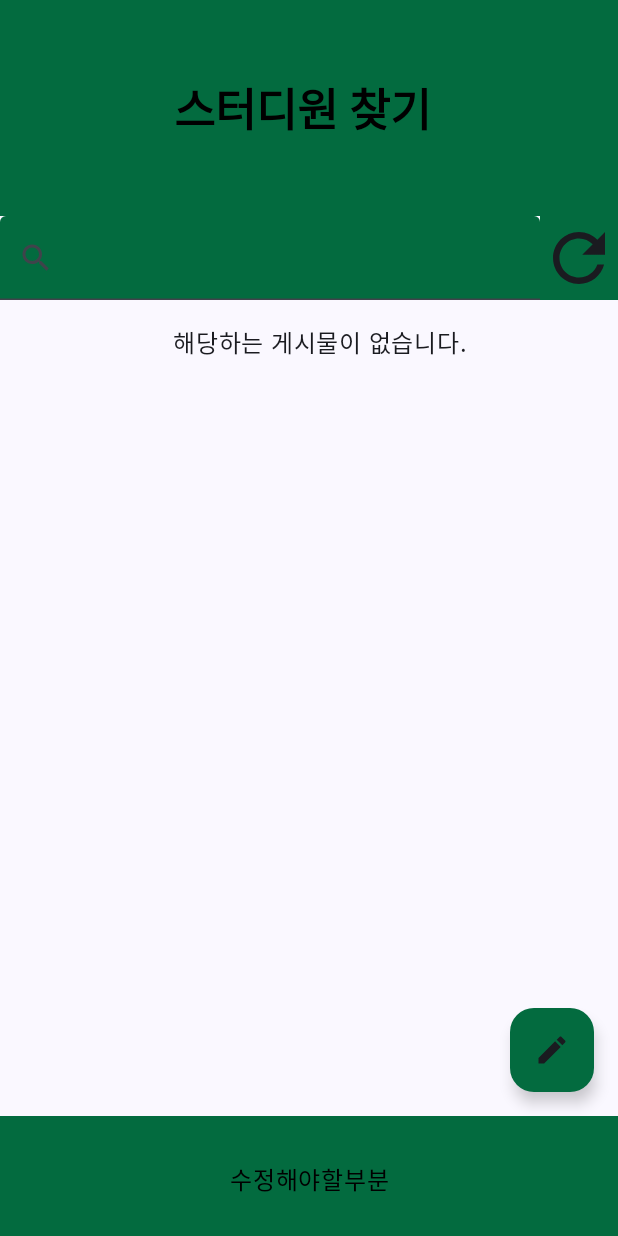
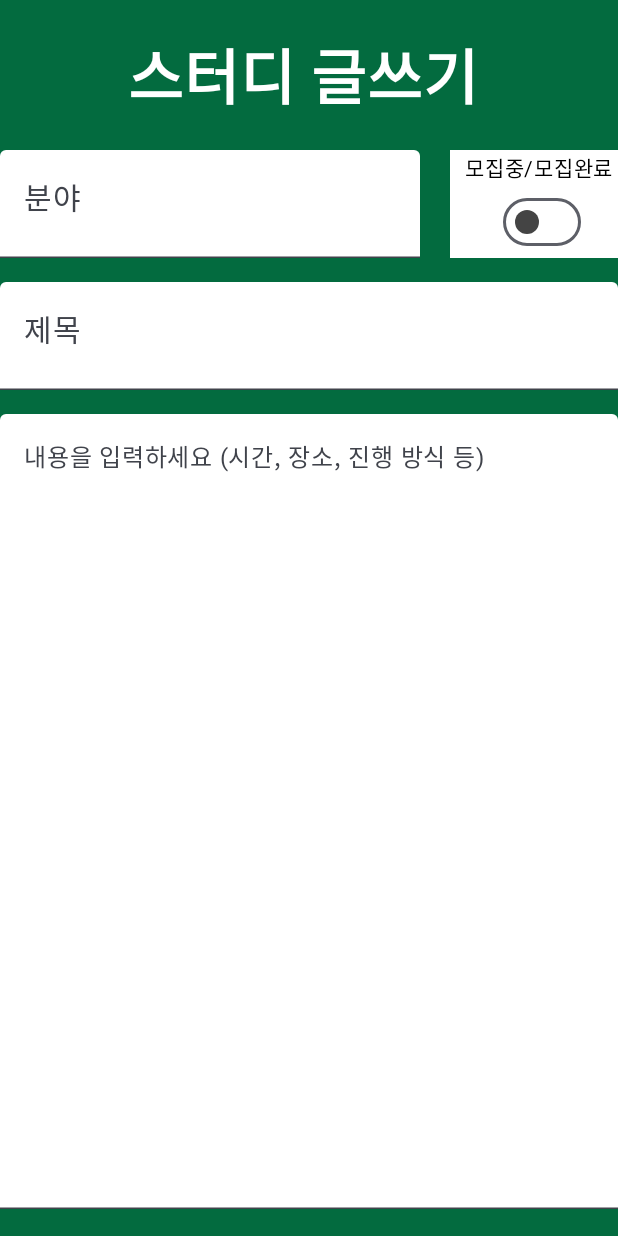
Before and after one commit to sohyeonjung/KHYKU, an Android app built with Jetpack Compose: the screen it shows after launch (MainActivity), on a phone screen of 412 x 824 dp. Run offline under Robolectric (Android 15) with nearby library versions, the phone set to English and light mode, and no system bars; our stand-ins replace Room's generated code.

Commit message:
Delete Navigate, +UI Design

```diff
--- a/app/src/main/java/com/example/khyku/MainActivity.kt
+++ b/app/src/main/java/com/example/khyku/MainActivity.kt
@@ -15,14 +15,13 @@ import androidx.compose.runtime.setValue
 import androidx.compose.ui.Modifier
 import androidx.compose.ui.platform.LocalContext
 import androidx.lifecycle.viewmodel.compose.viewModel
-import com.example.khyku.DB.Post
-import com.example.khyku.screen.CommunityScreen
+import com.example.khyku.roomDB.Post
+import com.example.khyku.roomDB.PostDatabase
+import com.example.khyku.screen.PostInputScreen
 import com.example.khyku.ui.theme.KHYKUTheme
 import com.example.khyku.viewmodel.PostRepository
 import com.example.khyku.viewmodel.PostViewModel
 import com.example.khyku.viewmodel.PostViewModelFactory
-import com.google.firebase.Firebase
-import com.google.firebase.database.database
 
 class MainActivity : ComponentActivity() {
     override fun onCreate(savedInstanceState: Bundle?) {
@@ -34,8 +33,8 @@ class MainActivity : ComponentActivity() {
                     modifier = Modifier.fillMaxSize(),
                     color = MaterialTheme.colorScheme.background
                 ) {
-                    //MainScreen()
-                    CommunityScreen()
+                    MainScreen()
+                    //CommunityScreen()
                     //val post = Post("title", "contents", "type", false, " ")
                     //PostDetailScreen(post)
                 }
@@ -47,17 +46,17 @@ class MainActivity : ComponentActivity() {
 @Composable
 fun MainScreen(){
     val context = LocalContext.current
-    val table = Firebase.database.getReference("Products/items")
+    val postdb = PostDatabase.getPostDatabase(context)
     val viewModel:PostViewModel =
-        viewModel(factory = PostViewModelFactory(PostRepository(table)))
+        viewModel(factory = PostViewModelFactory(PostRepository(postdb)))
 
     val postlist by viewModel.postList.collectAsState(initial = emptyList()) //~해서 자동으로 화면 recomposition
-    var selectedPost: Post? by remember {
-        mutableStateOf(null)
+    var selectedPost: Post? by remember{
+        mutableStateOf<Post?>(null)
     }
     val selectedEvent = {post:Post -> selectedPost = post }
 
-    //InputScreen(viewModel = viewModel)
+    PostInputScreen(viewModel = viewModel)
 
 
 }
--- /dev/null
+++ b/app/src/main/java/com/example/khyku/roomDB/Post.kt
@@ -0,0 +1,15 @@
+package com.example.khyku.roomDB
+
+import androidx.room.Entity
+import androidx.room.PrimaryKey
+
+@Entity(tableName = "posts")
+data class Post(
+    var postTitle:String,
+    var postContents:String,
+    var postType:String,
+    var postDone:Boolean,
+    var postTime: String,
+    @PrimaryKey(autoGenerate = true)
+    val postId:Int=0
+)
--- /dev/null
+++ b/app/src/main/java/com/example/khyku/roomDB/PostDao.kt
@@ -0,0 +1,26 @@
+package com.example.khyku.roomDB
+
+import androidx.room.Dao
+import androidx.room.Delete
+import androidx.room.Insert
+import androidx.room.Query
+import androidx.room.Update
+import kotlinx.coroutines.flow.Flow
+
+@Dao
+interface PostDao {
+    @Insert
+    suspend fun InsertPost(post:Post)
+    @Update
+    suspend fun UpdatePost(post:Post)
+    @Delete
+    suspend fun DeletePost(post:Post)
+
+    @Query("SELECT * FROM posts")
+    fun getAllItems(): Flow<List<Post>>
+
+    @Query("SELECT * FROM posts WHERE postTitle like :postName") //포함된다면
+    fun getItems(postName:String): Flow<List<Post>>
+
+
+}
--- /dev/null
+++ b/app/src/main/java/com/example/khyku/roomDB/PostDatabase.kt
@@ -0,0 +1,30 @@
+package com.example.khyku.roomDB
+
+import android.content.Context
+import androidx.room.Database
+import androidx.room.Room
+import androidx.room.RoomDatabase
+
+@Database(
+    entities = [Post::class],
+    version = 1,
+    exportSchema = false
+)
+abstract class PostDatabase: RoomDatabase(){
+    abstract fun getDao():PostDao
+    companion object{ //외부에서, 객체 딱 1개만 만들어서 요청 -> 생성되어있는 db 객체 반환
+        private var database: PostDatabase?=null
+        fun getPostDatabase(context: Context): PostDatabase {
+            return database ?:
+            Room.databaseBuilder(
+                context,
+                PostDatabase::class.java,
+                "postDB"
+            ).build()
+                .also{
+                    database = it
+                }
+        }
+
+    }
+}
--- a/app/src/main/java/com/example/khyku/screen/CommentInputDialog.kt
+++ b/app/src/main/java/com/example/khyku/screen/CommentInputDialog.kt
@@ -9,7 +9,7 @@ import androidx.compose.runtime.getValue
 import androidx.compose.runtime.mutableStateOf
 import androidx.compose.runtime.remember
 import androidx.compose.runtime.setValue
-import com.example.khyku.DB.Comment
+import com.example.khyku.roomDB.Comment
 import com.example.khyku.viewmodel.CommentViewModel
 
 @Composable
--- a/app/src/main/java/com/example/khyku/screen/CommunityScreen.kt
+++ b/app/src/main/java/com/example/khyku/screen/CommunityScreen.kt
@@ -11,7 +11,6 @@ import androidx.compose.foundation.layout.fillMaxWidth
 import androidx.compose.foundation.layout.padding
 import androidx.compose.foundation.layout.size
 import androidx.compose.foundation.layout.width
-import androidx.compose.foundation.rememberScrollState
 import androidx.compose.foundation.text.KeyboardActions
 import androidx.compose.foundation.text.KeyboardOptions
 import androidx.compose.material.icons.Icons
@@ -37,31 +36,25 @@ import androidx.compose.runtime.remember
 import androidx.compose.runtime.setValue
 import androidx.compose.ui.Modifier
 import androidx.compose.ui.graphics.Color
+import androidx.compose.ui.platform.LocalContext
 import androidx.compose.ui.text.font.FontWeight
 import androidx.compose.ui.text.input.ImeAction
 import androidx.compose.ui.text.style.TextAlign
 import androidx.compose.ui.unit.dp
 import androidx.compose.ui.unit.sp
 import androidx.lifecycle.viewmodel.compose.viewModel
-import androidx.navigation.compose.rememberNavController
+import com.example.khyku.roomDB.PostDatabase
 import com.example.khyku.viewmodel.PostRepository
 import com.example.khyku.viewmodel.PostViewModel
 import com.example.khyku.viewmodel.PostViewModelFactory
-import com.google.firebase.Firebase
-import com.google.firebase.database.database
 
 @OptIn(ExperimentalMaterial3Api::class)
 @Composable
-//fun CommunityScreen(selectedPost: Post?=null) {
 fun CommunityScreen() {
-
-    val scrollState = rememberScrollState()
-
-    val navController = rememberNavController()
-
-    val table = Firebase.database.getReference("Products/items")
+    val context = LocalContext.current
+    val postdb = PostDatabase.getPostDatabase(context)
     val viewModel: PostViewModel =
-        viewModel(factory = PostViewModelFactory(PostRepository(table)))
+        viewModel(factory = PostViewModelFactory(PostRepository(postdb)))
 
     val postlist by viewModel.postList.collectAsState()
 
--- a/app/src/main/java/com/example/khyku/screen/LazyCommentUI.kt
+++ b/app/src/main/java/com/example/khyku/screen/LazyCommentUI.kt
@@ -11,7 +11,7 @@ import androidx.compose.runtime.Composable
 import androidx.compose.ui.Modifier
 import androidx.compose.ui.graphics.Color
 import androidx.compose.ui.unit.dp
-import com.example.khyku.DB.Comment
+import com.example.khyku.roomDB.Comment
 
 @Composable
 fun CommentList(list: List<Comment>) {
--- a/app/src/main/java/com/example/khyku/screen/LazyPostUI.kt
+++ b/app/src/main/java/com/example/khyku/screen/LazyPostUI.kt
@@ -16,7 +16,7 @@ import androidx.compose.runtime.Composable
 import androidx.compose.ui.Modifier
 import androidx.compose.ui.graphics.Color
 import androidx.compose.ui.unit.dp
-import com.example.khyku.DB.Post
+import com.example.khyku.roomDB.Post
 
 @Composable
 fun PostList(list: List<Post>, onClick: (post:Post) -> Unit) {
--- a/app/src/main/java/com/example/khyku/screen/PostInputScreen.kt
+++ b/app/src/main/java/com/example/khyku/screen/PostInputScreen.kt
@@ -1,25 +1,37 @@
 package com.example.khyku.screen
 
+import androidx.compose.foundation.background
 import androidx.compose.foundation.layout.Column
 import androidx.compose.foundation.layout.Row
+import androidx.compose.foundation.layout.Spacer
+import androidx.compose.foundation.layout.fillMaxSize
 import androidx.compose.foundation.layout.fillMaxWidth
+import androidx.compose.foundation.layout.height
+import androidx.compose.foundation.layout.padding
 import androidx.compose.material3.Button
+import androidx.compose.material3.ButtonDefaults
 import androidx.compose.material3.Switch
+import androidx.compose.material3.SwitchDefaults
 import androidx.compose.material3.Text
 import androidx.compose.material3.TextField
+import androidx.compose.material3.TextFieldDefaults
 import androidx.compose.runtime.Composable
 import androidx.compose.runtime.getValue
 import androidx.compose.runtime.mutableStateOf
 import androidx.compose.runtime.remember
 import androidx.compose.runtime.setValue
 import androidx.compose.ui.Modifier
-import com.example.khyku.DB.Post
+import androidx.compose.ui.graphics.Color
+import androidx.compose.ui.text.font.FontWeight
+import androidx.compose.ui.unit.dp
+import androidx.compose.ui.unit.sp
+import com.example.khyku.roomDB.Post
 import com.example.khyku.viewmodel.PostViewModel
 
 
 
 @Composable
-fun InputScreen(viewModel: PostViewModel) {
+fun PostInputScreen(viewModel: PostViewModel) {
 
     var postTitle by remember {
         mutableStateOf("")
@@ -34,6 +46,8 @@ fun InputScreen(viewModel: PostViewModel) {
         mutableStateOf(false)
     }
 
+    val KonkukGreen = Color(0xFF036B3F)
+
     val post = Post(postTitle, postContent, postType, postDone, getCurrentTime())
 
     fun clearText(){
@@ -42,37 +56,95 @@ fun InputScreen(viewModel: PostViewModel) {
         postType = " "
     }
 
-    Column(modifier = Modifier.fillMaxWidth())
+    Column(modifier = Modifier
+        .fillMaxWidth()
+        .background(color = KonkukGreen)
+    )
     {
-        Text("스터디 글쓰기")
+        Text("스터디 글쓰기", color = Color.White,
+            fontWeight = FontWeight.Bold,
+            fontSize = 40.sp,
+            modifier = Modifier.padding(start=85.dp, top = 20.dp, bottom = 20.dp)
+            )
         Row {
             TextField(
                 value = postType,
                 onValueChange = {postType = it},
-                label = { Text("분야")}
+                placeholder = { Text(text="분야", fontSize = 20.sp) },
+                colors = TextFieldDefaults.colors(
+                    focusedContainerColor = Color.White,
+                    unfocusedContainerColor = Color.White,
+                    focusedTextColor = Color.Black,
+                    unfocusedTextColor = Color.Black,
+                ),
+                modifier = Modifier.height(72.dp)
             )
-            Switch(checked = postDone, onCheckedChange = {postDone=it} )
+            Spacer(modifier = Modifier.padding(start=20.dp))
+            Column(modifier = Modifier
+                .background(color = Color.White)
+            ) {
+                Text(text = "모집중/모집완료",
+                    color = Color.Black,
+                    modifier = Modifier.padding(start=10.dp),
+                    fontSize = 14.sp
+                )
+                Switch(checked = postDone,
+                    onCheckedChange = {postDone=it},
+                    colors = SwitchDefaults.colors(
+                        checkedThumbColor = Color.White,
+                        checkedTrackColor = Color.DarkGray,
+                        uncheckedThumbColor = Color.DarkGray,
+                        uncheckedTrackColor = Color.White
+                    ),
+                    modifier = Modifier
+                        .padding(start = 10.dp)
+                        .fillMaxWidth()
+                )
+
+            }
 
         }
+        Spacer(modifier=Modifier.height(16.dp))
         TextField(
             value = postTitle,
             onValueChange = {postTitle = it},
-            label = { Text("제목")}
+            placeholder = { Text("제목", fontSize = 20.sp)},
+            colors = TextFieldDefaults.colors(
+                focusedContainerColor = Color.White,
+                unfocusedContainerColor = Color.White,
+                focusedTextColor = Color.Black,
+                unfocusedTextColor = Color.Black
+            ),
+            modifier = Modifier
+                .height(72.dp)
+                .fillMaxSize()
         )
+        Spacer(modifier=Modifier.height(16.dp))
         TextField(
             value = postContent,
             onValueChange = {postContent = it},
-            label = { Text("내용을 입력하세요 (시간, 장소, 진행 방식 등)")}
+            placeholder = { Text("내용을 입력하세요 (시간, 장소, 진행 방식 등)")},
+            colors = TextFieldDefaults.colors(
+                focusedContainerColor = Color.White,
+                unfocusedContainerColor = Color.White,
+                focusedTextColor = Color.Black,
+                unfocusedTextColor = Color.Black
+            ),
+            modifier = Modifier
+                .height(530.dp)
+                .fillMaxSize()
+
         )
-
-        Row {
-            Button(onClick = {
-                viewModel.InsertPost(post); clearText()
-            }) {
-                Text("글쓰기")
-            }
+        Button(onClick = { viewModel.InsertPost(post); clearText() },
+            modifier = Modifier
+                .fillMaxSize()
+                .padding(10.dp),
+            colors = ButtonDefaults.buttonColors(
+                containerColor = Color.White
+            )
+            ) {
+            Text("글쓰기", color = Color.Black, fontWeight = FontWeight.Bold, fontSize = 20.sp)
         }
-
 
     }
 
--- a/app/src/main/java/com/example/khyku/viewmodel/CommentViewModel.kt
+++ b/app/src/main/java/com/example/khyku/viewmodel/CommentViewModel.kt
@@ -3,7 +3,7 @@ package com.example.khyku.viewmodel
 import androidx.lifecycle.ViewModel
 import androidx.lifecycle.ViewModelProvider
 import androidx.lifecycle.viewModelScope
-import com.example.khyku.DB.Comment
+import com.example.khyku.roomDB.Comment
 import kotlinx.coroutines.flow.MutableStateFlow
 import kotlinx.coroutines.flow.asStateFlow
 import kotlinx.coroutines.launch
--- a/app/src/main/java/com/example/khyku/viewmodel/PostRepository.kt
+++ b/app/src/main/java/com/example/khyku/viewmodel/PostRepository.kt
@@ -1,83 +1,26 @@
 package com.example.khyku.viewmodel
 
-import com.example.khyku.DB.Post
-import com.google.firebase.database.DataSnapshot
-import com.google.firebase.database.DatabaseError
-import com.google.firebase.database.DatabaseReference
-import com.google.firebase.database.ValueEventListener
-import kotlinx.coroutines.channels.awaitClose
-import kotlinx.coroutines.flow.Flow
-import kotlinx.coroutines.flow.callbackFlow
+import com.example.khyku.roomDB.Post
+import com.example.khyku.roomDB.PostDatabase
 
-class PostRepository(private val table: DatabaseReference) {
+class PostRepository(private val db: PostDatabase) {
+
+    val dao = db.getDao()
+
     suspend fun InsertPost(post: Post){
-        table.child(post.postTitle).setValue(post)
-        //table.child(item.itemId.toString()).setValue(item)
-
+        dao.InsertPost(post)
     }
 
     suspend fun UpdatePost(post: Post){
-        table.child(post.postTitle).setValue(post)
-        //table.child(item.itemId.toString())
-        //            .child("itemQuantity").setValue(item.itemQuantity)
+        dao.UpdatePost(post)
     }
 
     suspend fun DeletePost(post: Post){
-        table.child(post.postTitle).removeValue()
-        //table.child(item.itemId.toString())
-        //            .child("itemQuantity").setValue(item.itemQuantity)
+        dao.DeletePost(post)
     }
 
-    fun getAllItems(): Flow<List<Post>> = callbackFlow{
-        val listener = object: ValueEventListener {
-            override fun onDataChange(snapshot: DataSnapshot) {
-                val postList = mutableListOf<Post>()
-                for(postSnapshot in snapshot.children){
-                    val post = postSnapshot.getValue(Post::class.java)
-                    post?.let { postList.add(it) }
-                }
-                trySend(postList)
-            }
-
-            override fun onCancelled(error: DatabaseError) {
-                close(error.toException())
-            }
-        }
-        table.addValueEventListener(listener)
-        awaitClose{
-            table.removeEventListener(listener)
-        }
-
-    }
-
-    fun getItems(postName: String): Flow<List<Post>> = callbackFlow {
-        val query = table.orderByChild("postTitle")
-            .startAt(postName)
-            .endAt(postName + "\uf8ff")
-
-        //val query = table.orderByChild("postTitle").equalTo(postName)
-        //val query = table.orderByChild("postTitle").st
-        //g.equalTo(itemName)
-
-        val listener = object: ValueEventListener {
-            override fun onDataChange(snapshot: DataSnapshot) {
-                val postList = mutableListOf<Post>()
-                for(postSnapshot in snapshot.children){
-                    val post = postSnapshot.getValue(Post::class.java)
-                    post?.let { postList.add(it) }
-                }
-                trySend(postList)
-            }
-
-            override fun onCancelled(error: DatabaseError) {
-                close(error.toException())
-            }
-        }
-        query.addListenerForSingleValueEvent(listener)
-        awaitClose{
-            query.removeEventListener(listener)
-        }
-    }
+    fun getAllItems() = dao.getAllItems()
+    fun getItems(itemName:String) = dao.getItems("$itemName%") //like하기 위해서
 
 
 }
--- a/app/src/main/java/com/example/khyku/viewmodel/PostViewModel.kt
+++ b/app/src/main/java/com/example/khyku/viewmodel/PostViewModel.kt
@@ -3,7 +3,7 @@ package com.example.khyku.viewmodel
 import androidx.lifecycle.ViewModel
 import androidx.lifecycle.ViewModelProvider
 import androidx.lifecycle.viewModelScope
-import com.example.khyku.DB.Post
+import com.example.khyku.roomDB.Post
 import kotlinx.coroutines.flow.MutableStateFlow
 import kotlinx.coroutines.flow.asStateFlow
 import kotlinx.coroutines.launch
```
Also changed, not shown: app/build.gradle.kts (+7 -4 lines), app/src/main/java/com/example/khyku/DB/Comment.kt (deleted, +0 -13 lines), app/src/main/java/com/example/khyku/DB/Post.kt (deleted, +0 -12 lines), app/src/main/java/com/example/khyku/roomDB/Comment.kt (added, +13 -0 lines), app/src/main/java/com/example/khyku/roomDB/CommentDao.kt (added, +23 -0 lines), app/src/main/java/com/example/khyku/roomDB/CommentDatabase.kt (added, +30 -0 lines), app/src/main/java/com/example/khyku/screen/PostScreen.kt (+7 -6 lines), app/src/main/java/com/example/khyku/viewmodel/CommentRepository.kt (+12 -42 lines), 1 other file.
